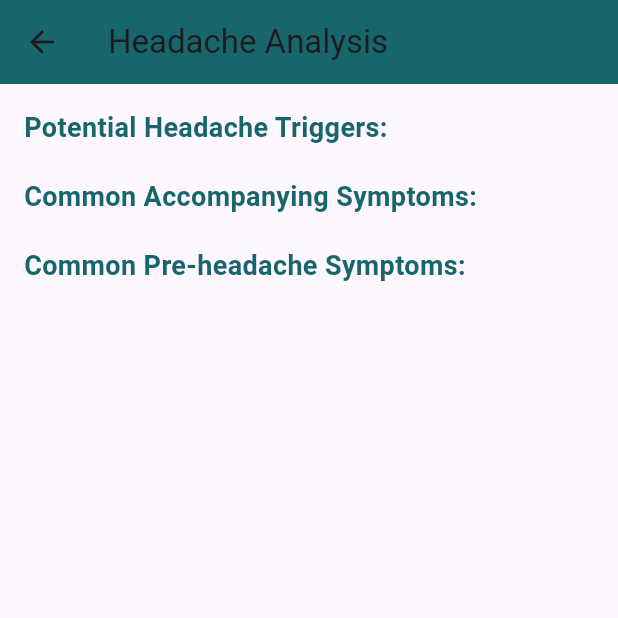
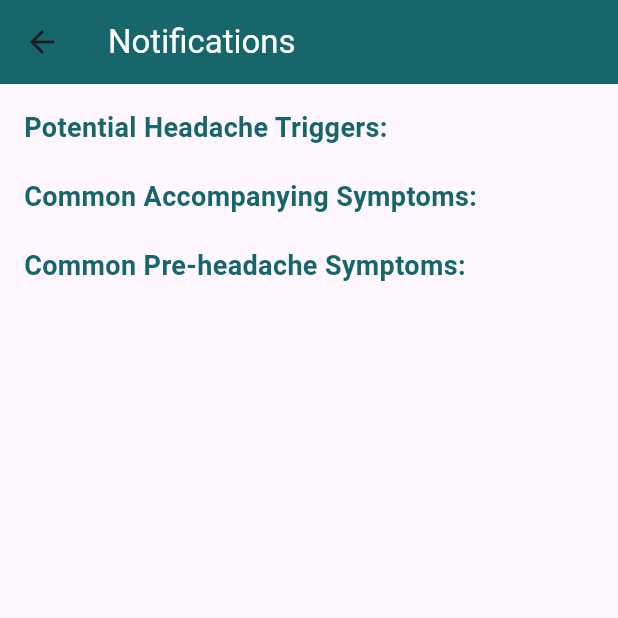
Before and after one commit to sanikaahadap/migraine_review, a Flutter app: the AnalysisPage screen opened directly, on a phone screen of 412 x 824 dp, the top half of it. Run offline on Flutter 3.47's test engine with Material 3 defaults, Android fonts, the phone set to English and light mode, and no system bars; our stand-ins replace cloud_firestore, file_picker, firebase_auth, firebase_core, firebase_storage, fl_chart and 4 more; missing offline and left inert: easy_pdf_viewer; accounts and stored records are empty; network calls fail.

Commit message:
rookie logic for notifications

```diff
--- a/lib/main_features/midas_assessment/midas.dart
+++ b/lib/main_features/midas_assessment/midas.dart
@@ -171,9 +171,9 @@ class MIDASAssessmentPageState extends State<MIDASAssessmentPage> {
                               children: [
                                 Text(
                                   _options[index],
-                                  style: TextStyle(
+                                  style: const TextStyle(
                                     fontSize: 16,
-                                    color: const Color(0xFF16666B),
+                                    color: Color(0xFF16666B),
                                   ),
                                 ),
                                 const SizedBox(width: 5),
--- a/lib/main_features/personal_diary/diary.dart
+++ b/lib/main_features/personal_diary/diary.dart
@@ -4,6 +4,8 @@ import 'headache_yes.dart';
 // import 'package:cloud_firestore/cloud_firestore.dart';
 
 class DiaryPage extends StatefulWidget {
+  const DiaryPage({super.key});
+
 
   @override
   DiaryPageState createState() => DiaryPageState();
--- a/lib/user_home/home.dart
+++ b/lib/user_home/home.dart
@@ -288,7 +288,7 @@ class HomePageState extends State<HomePage> {
                       onPressed: () {
                         Navigator.push(
                           context,
-                          MaterialPageRoute(builder: (context) => DiaryPage()),
+                          MaterialPageRoute(builder: (context) => const DiaryPage()),
                         );
                       },
                       icon: const Icon(Icons.book, color: Colors.white),
@@ -389,7 +389,7 @@ class HomePageState extends State<HomePage> {
               onTap: () {
                 Navigator.push(
                   context,
-                  MaterialPageRoute(builder: (context) => DiaryPage()),
+                  MaterialPageRoute(builder: (context) => const DiaryPage()),
                 );
               },
             ),
--- a/lib/user_home/notifications.dart
+++ b/lib/user_home/notifications.dart
@@ -6,10 +6,10 @@ class AnalysisPage extends StatefulWidget {
   const AnalysisPage({super.key});
 
   @override
-  _AnalysisPageState createState() => _AnalysisPageState();
+  AnalysisPageState createState() => AnalysisPageState();
 }
 
-class _AnalysisPageState extends State<AnalysisPage> {
+class AnalysisPageState extends State<AnalysisPage> {
   Map<String, int> _triggersFrequency = {};
   Map<String, int> _symptomsFrequency = {};
   Map<String, int> _preSymptomsFrequency = {};
@@ -61,7 +61,7 @@ class _AnalysisPageState extends State<AnalysisPage> {
     return Scaffold(
       appBar: AppBar(
         backgroundColor: const Color(0xFF16666B),
-        title: const Text('Headache Analysis'),
+        title: const Text('Notifications', style: TextStyle(color: Colors.white)),
       ),
       body: SingleChildScrollView(
         padding: const EdgeInsets.all(16.0),
```
